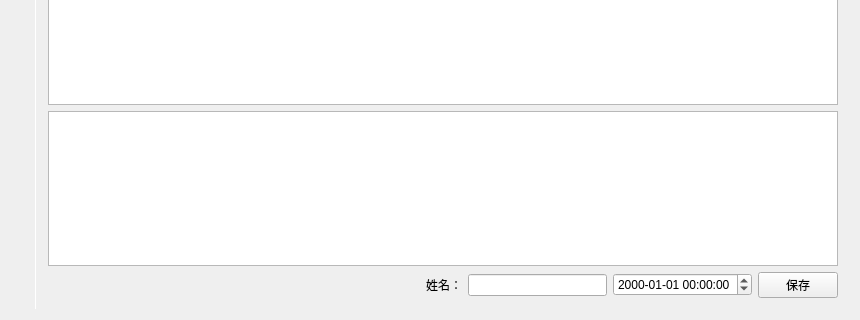
Before: the Qt Designer form mainwindow.ui in crouse/sign, drawn with Qt 5; both pictures show x 0 to 860 and y 298 to 618 of the 860 by 618 pixel window.
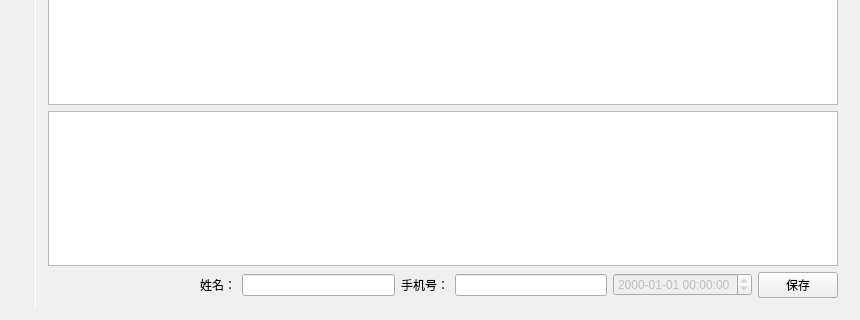
After: the same form once the commit is applied.

Patch:
```diff
--- a/mainwindow.ui
+++ b/mainwindow.ui
@@ -311,7 +311,7 @@
             </property>
             <property name="sizeHint" stdset="0">
              <size>
-              <width>378</width>
+              <width>40</width>
               <height>20</height>
              </size>
             </property>
@@ -325,10 +325,31 @@
            </widget>
           </item>
           <item>
-           <widget class="QLineEdit" name="lineEditQname"/>
+           <widget class="QLineEdit" name="lineEditQname">
+            <property name="readOnly">
+             <bool>true</bool>
+            </property>
+           </widget>
           </item>
           <item>
-           <widget class="QDateTimeEdit" name="dateTimeEdit_2">
+           <widget class="QLabel" name="label_3">
+            <property name="text">
+             <string>手机号：</string>
+            </property>
+           </widget>
+          </item>
+          <item>
+           <widget class="QLineEdit" name="lineEditQPhone">
+            <property name="readOnly">
+             <bool>true</bool>
+            </property>
+           </widget>
+          </item>
+          <item>
+           <widget class="QDateTimeEdit" name="dateTimeEditQ">
+            <property name="enabled">
+             <bool>false</bool>
+            </property>
             <property name="displayFormat">
              <string>yyyy-MM-dd HH:mm:ss</string>
             </property>
```
Left out of the diff: 2 changed lines with no effect on the pictures.
